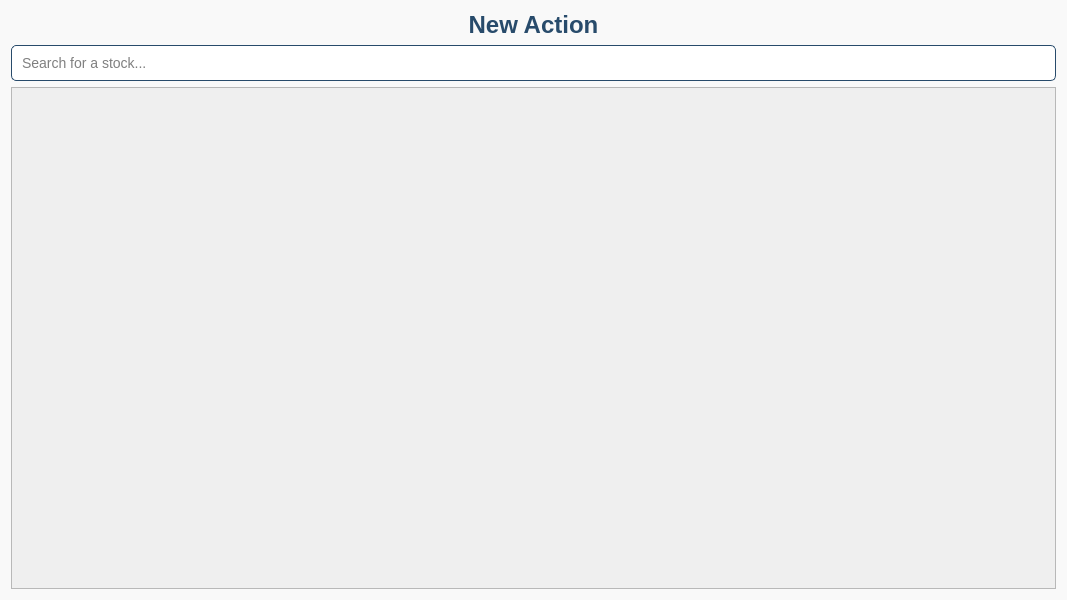
First picture: the form in view/ui/new_action.ui, repository MYI26/My_Portfolio_Manager, before the edit.
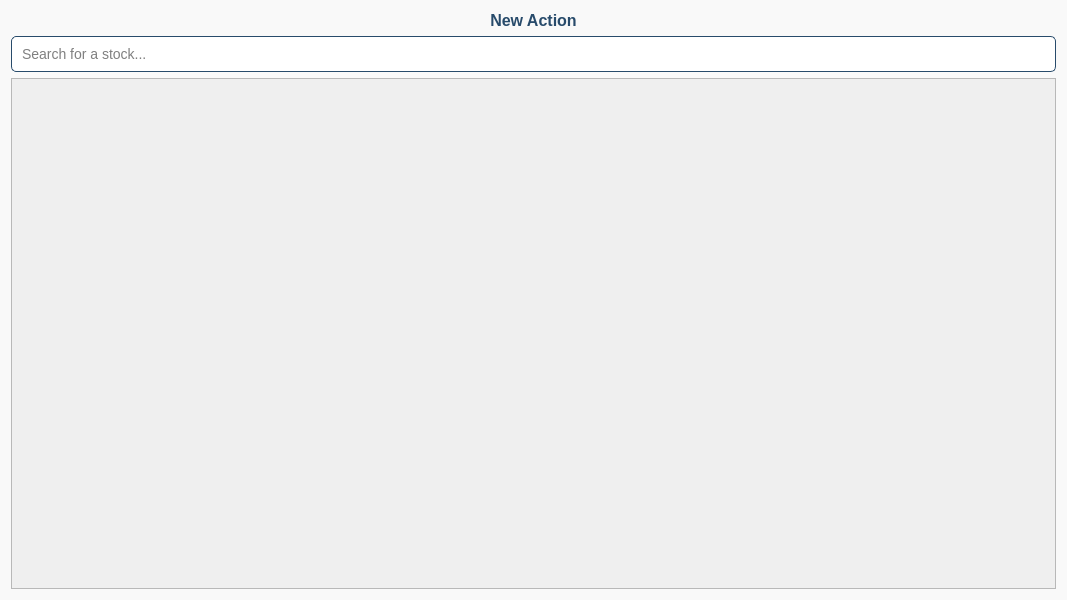
Second picture: the form after the edit.

What changed in the file:
```diff
--- a/view/ui/new_action.ui
+++ b/view/ui/new_action.ui
@@ -20,7 +20,7 @@
    <item>
     <widget class="QLabel" name="labelTitle">
      <property name="styleSheet">
-      <string notr="true">font-size: 24px; font-weight: bold; color: rgb(40, 75, 107);</string>
+      <string notr="true">font-size: 16px; font-weight: bold; color: rgb(40, 75, 107);</string>
      </property>
      <property name="text">
       <string>New Action</string>
```
